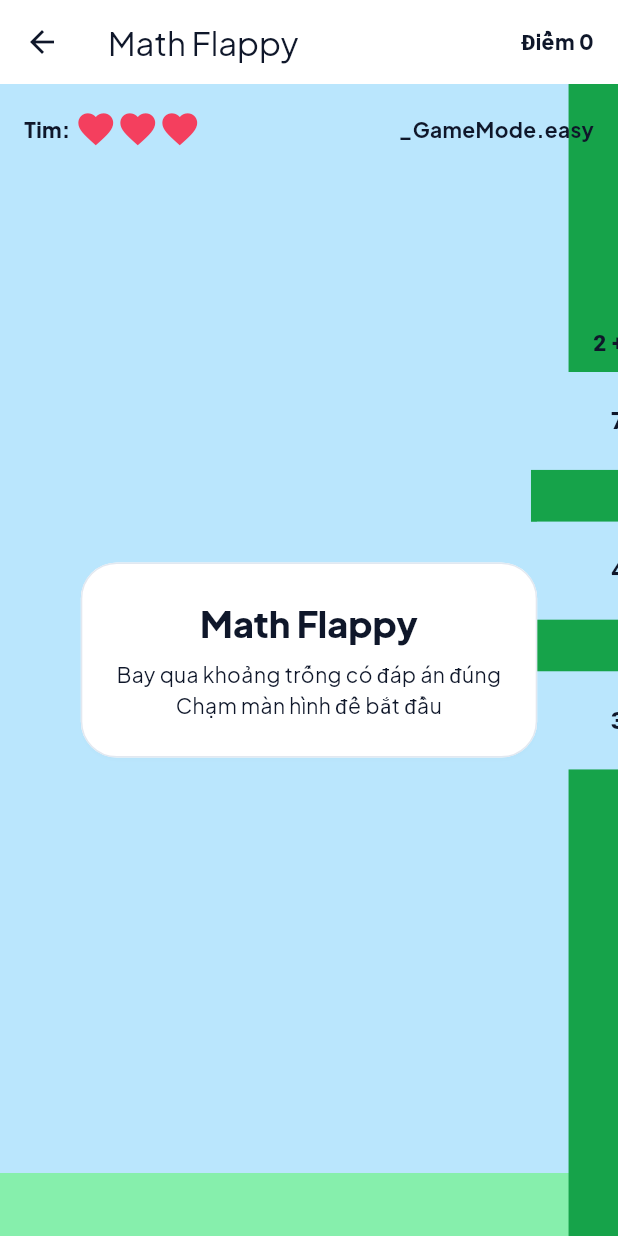
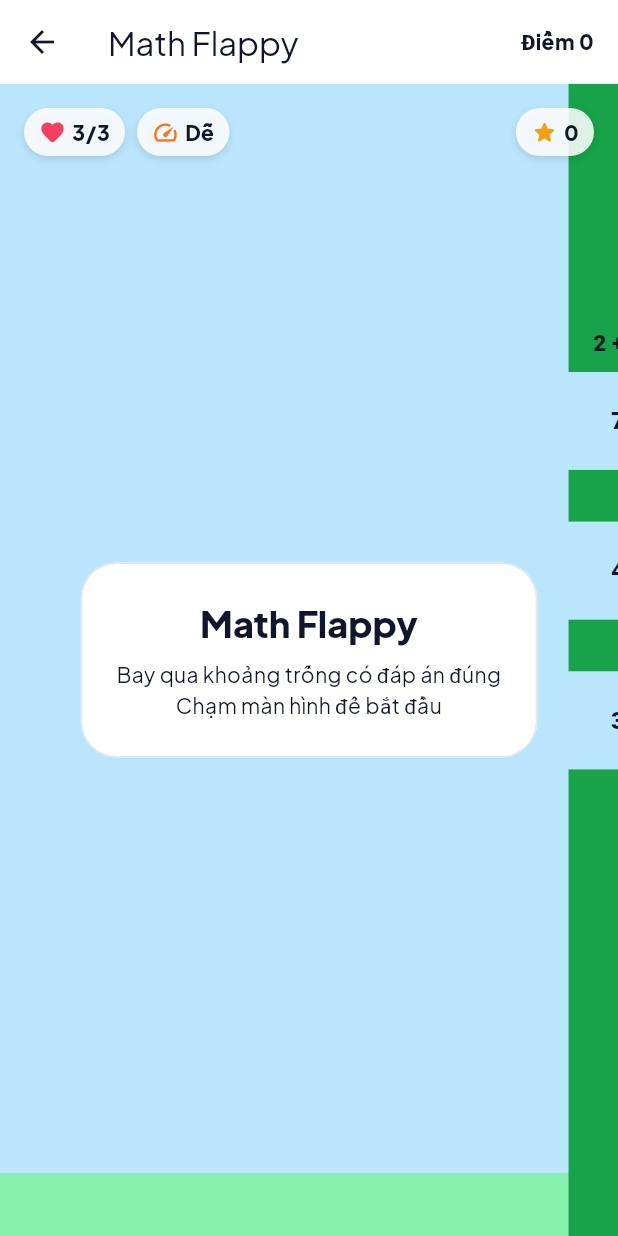
Before and after one commit to giabaone281005/PRM393-FPT-FA26, a Flutter app: the MathFlappyGameScreen screen opened directly, after a tap on "Dễ", on a phone screen of 412 x 824 dp. Run offline on Flutter 3.47's test engine with Material 3 defaults, Android fonts, the phone set to English and light mode, and no system bars; our stand-ins replace fl_chart, flutter_animate, google_fonts, image_picker, qr_flutter, shared_preferences and 2 more; accounts and stored records are empty.

Commit message:
sửa UI phần flappy bird

```diff
--- a/lib/features/practice_garden/screens/math_flappy_game_screen.dart
+++ b/lib/features/practice_garden/screens/math_flappy_game_screen.dart
@@ -1,3 +1,4 @@
+import 'dart:async';
 import 'dart:math' as math;
 
 import 'package:flutter/material.dart';
@@ -20,7 +21,17 @@ class _MathFlappyGameScreenState extends State<MathFlappyGameScreen>
   double _birdY = .5, _speed = 0, _last = 0;
   int _lives = 3, _score = 0;
   bool _playing = false, _over = false;
+  String? _feedbackText;
+  bool _feedbackCorrect = false;
+  Timer? _feedbackTimer;
   _GameMode? _mode;
+
+  String get _modeLabel => switch (_mode) {
+    _GameMode.easy => 'Dễ',
+    _GameMode.medium => 'Vừa',
+    _GameMode.hard => 'Khó',
+    null => '',
+  };
 
   double get _scrollSpeed => switch (_mode) {
     _GameMode.easy => .20,
@@ -47,6 +58,7 @@ class _MathFlappyGameScreenState extends State<MathFlappyGameScreen>
 
   @override
   void dispose() {
+    _feedbackTimer?.cancel();
     _clock.dispose();
     super.dispose();
   }
@@ -59,6 +71,9 @@ class _MathFlappyGameScreenState extends State<MathFlappyGameScreen>
     _score = 0;
     _playing = false;
     _over = false;
+    _feedbackText = null;
+    _feedbackCorrect = false;
+    _feedbackTimer?.cancel();
     _last = 0;
     _gates
       ..clear()
@@ -127,14 +142,33 @@ class _MathFlappyGameScreenState extends State<MathFlappyGameScreen>
         g.hit = true;
         if (g.choices[slot] == g.answer) {
           _score++;
+          g.resultCorrect = true;
+          g.selectedSlot = slot;
+          _showFeedback('Đúng! +1 điểm', true);
         } else {
+          g.resultCorrect = false;
+          g.selectedSlot = slot;
+          _showFeedback('Sai rồi! Đáp án đúng là ${g.answer}', false);
           _lose();
         }
       } else if (_birdY < g.top || _birdY > g.top + answerArea) {
         g.hit = true;
+        _showFeedback('Hụt rồi! Hãy bay qua một ô đáp án.', false);
         _lose();
       }
     }
+  }
+
+  void _showFeedback(String text, bool correct) {
+    _feedbackTimer?.cancel();
+    _feedbackTimer = Timer(const Duration(milliseconds: 1100), () {
+      if (!mounted) return;
+      setState(() {
+        _feedbackText = null;
+      });
+    });
+    _feedbackText = text;
+    _feedbackCorrect = correct;
   }
 
   void _lose() {
@@ -229,26 +263,47 @@ class _MathFlappyGameScreenState extends State<MathFlappyGameScreen>
                 right: 16,
                 child: Row(
                   children: [
-                    const Text(
-                      'Tim: ',
-                      style: TextStyle(fontWeight: FontWeight.w800),
+                    _HudChip(
+                      icon: Icons.favorite_rounded,
+                      label: '$_lives/3',
+                      color: AppColors.heart,
                     ),
-                    ...List.generate(
-                      3,
-                      (i) => Icon(
-                        i < _lives ? Icons.favorite : Icons.favorite_border,
-                        color: AppColors.heart,
-                        size: 28,
-                      ),
+                    const SizedBox(width: 8),
+                    _HudChip(
+                      icon: Icons.speed_rounded,
+                      label: _modeLabel,
+                      color: AppColors.primary,
                     ),
                     const Spacer(),
-                    Text(
-                      '$_mode',
-                      style: const TextStyle(fontWeight: FontWeight.w700),
+                    _HudChip(
+                      icon: Icons.star_rounded,
+                      label: '$_score',
+                      color: AppColors.accentGold,
                     ),
                   ],
                 ),
               ),
+              if (_feedbackText != null)
+                Positioned(
+                  top: 72,
+                  left: 16,
+                  right: 16,
+                  child: _FeedbackBanner(
+                    text: _feedbackText!,
+                    correct: _feedbackCorrect,
+                  ),
+                ),
+
+              if (_feedbackText != null)
+                Positioned(
+                  top: 72,
+                  left: 16,
+                  right: 16,
+                  child: _FeedbackBanner(
+                    text: _feedbackText!,
+                    correct: _feedbackCorrect,
+                  ),
+                ),
               if (!_playing && !_over)
                 const _Message(
                   'Math Flappy',
@@ -352,10 +407,88 @@ class _Gate {
   final int answer;
   final List<int> choices;
   bool hit = false;
+  bool? resultCorrect;
+  int? selectedSlot;
   double get top => .25;
   // Each answer is a narrow flight lane separated by a solid green bar.
   double get slot => .085;
   double get gap => .045;
+}
+
+class _HudChip extends StatelessWidget {
+  const _HudChip({
+    required this.icon,
+    required this.label,
+    required this.color,
+  });
+
+  final IconData icon;
+  final String label;
+  final Color color;
+
+  @override
+  Widget build(BuildContext context) => Container(
+    padding: const EdgeInsets.symmetric(horizontal: 10, vertical: 6),
+    decoration: BoxDecoration(
+      color: Colors.white.withAlpha(220),
+      borderRadius: BorderRadius.circular(999),
+      boxShadow: const [
+        BoxShadow(color: Colors.black12, blurRadius: 4, offset: Offset(0, 2)),
+      ],
+    ),
+    child: Row(
+      mainAxisSize: MainAxisSize.min,
+      children: [
+        Icon(icon, size: 18, color: color),
+        const SizedBox(width: 4),
+        Text(label, style: const TextStyle(fontWeight: FontWeight.w900)),
+      ],
+    ),
+  );
+}
+
+class _FeedbackBanner extends StatelessWidget {
+  const _FeedbackBanner({required this.text, required this.correct});
+
+  final String text;
+  final bool correct;
+
+  @override
+  Widget build(BuildContext context) {
+    final color = correct ? AppColors.accentGreen : AppColors.accentRed;
+    return Material(
+      color: Colors.transparent,
+      child: Container(
+        padding: const EdgeInsets.symmetric(horizontal: 16, vertical: 10),
+        decoration: BoxDecoration(
+          color: Colors.white,
+          borderRadius: BorderRadius.circular(16),
+          border: Border.all(color: color, width: 2),
+          boxShadow: const [
+            BoxShadow(
+              color: Colors.black26,
+              blurRadius: 8,
+              offset: Offset(0, 3),
+            ),
+          ],
+        ),
+        child: Row(
+          mainAxisAlignment: MainAxisAlignment.center,
+          children: [
+            Icon(correct ? Icons.check_circle : Icons.cancel, color: color),
+            const SizedBox(width: 8),
+            Flexible(
+              child: Text(
+                text,
+                textAlign: TextAlign.center,
+                style: TextStyle(color: color, fontWeight: FontWeight.w900),
+              ),
+            ),
+          ],
+        ),
+      ),
+    );
+  }
 }
 
 class _Message extends StatelessWidget {
@@ -409,26 +542,30 @@ class _Painter extends CustomPainter {
       c.drawRect(Rect.fromLTWH(x - w / 2, 0, w, top), p);
       final answerArea = slot * 3 + gap * 2;
       c.drawRect(Rect.fromLTWH(x - w / 2, top + answerArea, w, s.height), p);
-      // Solid separators make the three answer lanes visually independent.
+      // Keep separators and answer boxes aligned with the obstacle columns.
       for (var i = 0; i < 2; i++) {
         c.drawRect(
-          Rect.fromLTWH(
-            x - w * .88,
-            top + slot * (i + 1) + gap * i,
-            w * 1.76,
-            gap,
-          ),
+          Rect.fromLTWH(x - w / 2, top + slot * (i + 1) + gap * i, w, gap),
           p,
         );
       }
       for (var i = 0; i < 3; i++) {
         final gapRect = Rect.fromLTWH(
-          x - w * .82,
+          x - w / 2,
           top + i * (slot + gap),
-          w * 1.64,
+          w,
           slot - 5,
         );
-        c.drawRect(gapRect, Paint()..color = const Color(0xFFBAE6FD));
+        final laneColor = g.resultCorrect == null
+            ? const Color(0xFFBAE6FD)
+            : g.resultCorrect! && g.selectedSlot == i
+            ? AppColors.accentGreenLight
+            : !g.resultCorrect! && g.selectedSlot == i
+            ? AppColors.accentRedLight
+            : !g.resultCorrect! && g.choices[i] == g.answer
+            ? AppColors.accentGreenLight
+            : const Color(0xFFBAE6FD);
+        c.drawRect(gapRect, Paint()..color = laneColor);
         final t = TextPainter(
           text: TextSpan(
             text: '${g.choices[i]}',
```
Also changed, not shown: 1 other file.
